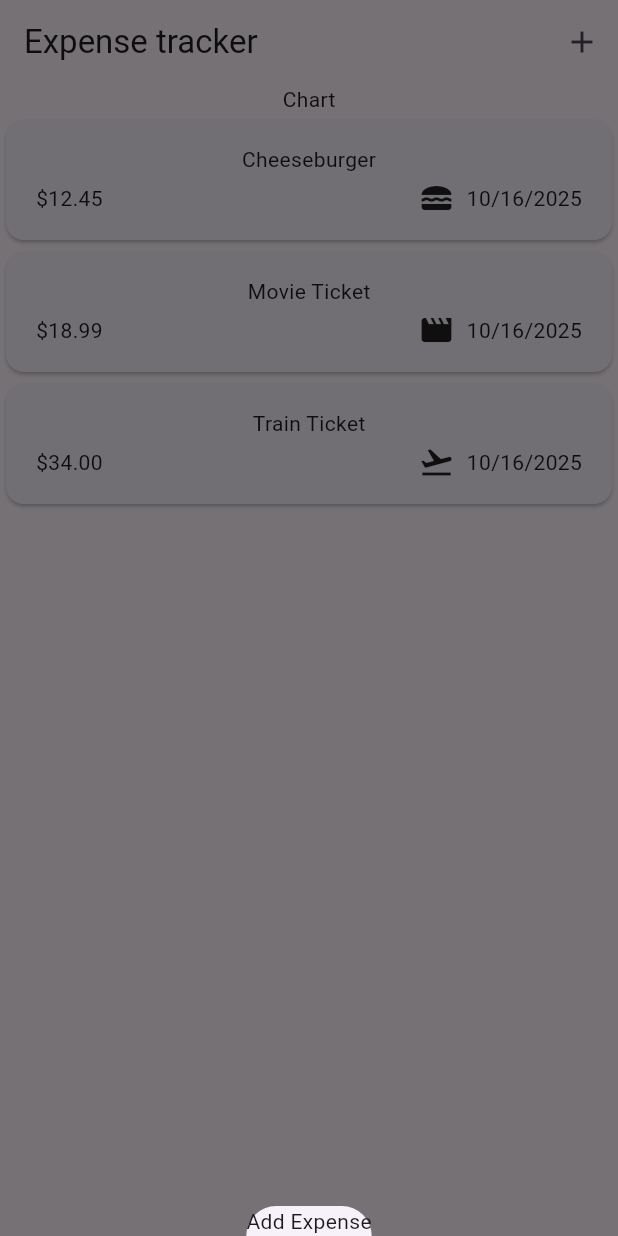
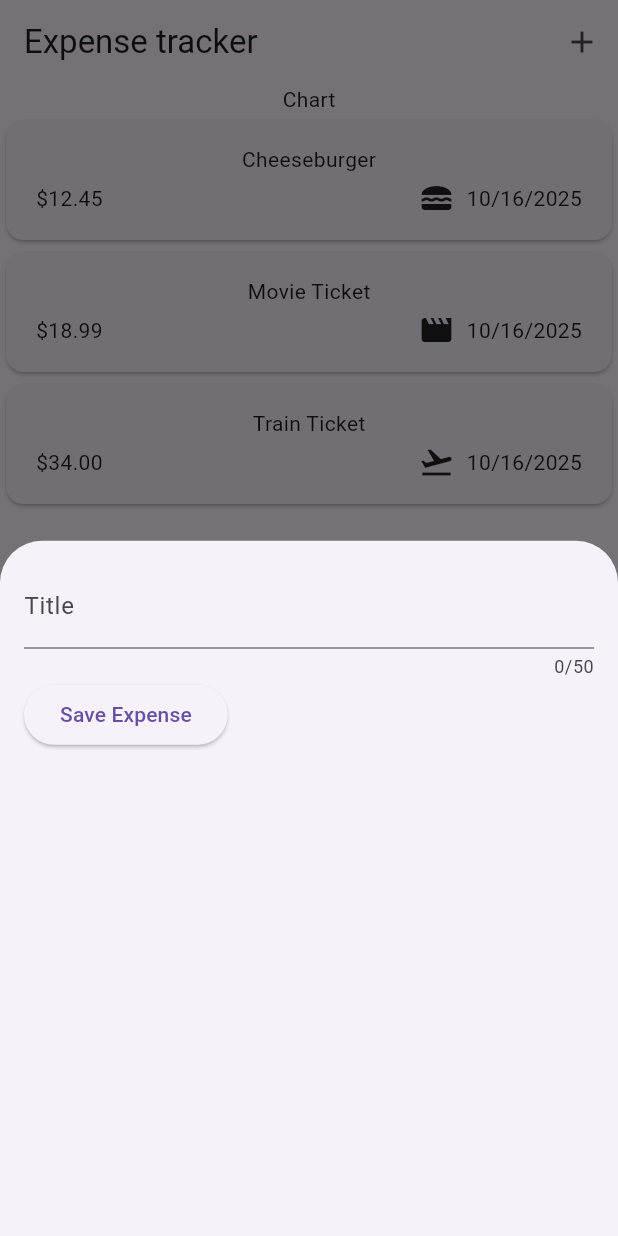
Before and after one commit to Bran108/expense_tracker, a Flutter app: the screen it shows after launch, after a tap on the "add" icon, on a phone screen of 412 x 824 dp. Run offline on Flutter 3.47's test engine with Material 3 defaults, Android fonts, the phone set to English and light mode, and no system bars.

Commit message:
added text and save button

```diff
--- a/lib/expenses.dart
+++ b/lib/expenses.dart
@@ -1,5 +1,6 @@
 import 'package:expense_tracker/expenses_list/expenses_list.dart';
 import 'package:expense_tracker/models/expense.dart';
+import 'package:expense_tracker/new_expense.dart';
 import 'package:flutter/material.dart';
 
 class Expenses extends StatefulWidget {
@@ -12,10 +13,11 @@ class Expenses extends StatefulWidget {
 
 class _ExpensesState extends State<Expenses> {
   void _openAddExpenseOverlay() {
-    showModalBottomSheet(context: context,
-    builder: (ctx) => Text('Add Expense'),
-    );
+    showModalBottomSheet(
+      context: context,
+      builder: (ctx) => NewExpense());
   }
+
   final List<Expense> _registeredExpenses = [
     Expense(
       title: 'Cheeseburger',
--- /dev/null
+++ b/lib/new_expense.dart
@@ -0,0 +1,48 @@
+import 'package:flutter/gestures.dart';
+import 'package:flutter/material.dart';
+
+class NewExpense extends StatefulWidget{
+  const NewExpense({super.key});
+
+  State<NewExpense> createState(){
+    return _NewExpenseState();
+  }
+
+}
+
+class _NewExpenseState extends State<NewExpense> {
+  final _titleController = TextEditingController();
+  @override
+  void dispose(){
+    _titleController.dispose();
+    super.dispose();
+  }
+
+@override
+Widget build(BuildContext context) {
+  return Padding(
+    padding: EdgeInsets.all(16),
+    child: Column(
+      children: [
+        TextField(
+          controller: _titleController,
+          maxLength: 50,
+          keyboardType: TextInputType.name,
+          decoration: InputDecoration(label: Text('Title')),
+          ),
+
+          Row(
+            children: [
+            ElevatedButton(
+              onPressed:(){
+                print(_titleController.text);
+              },
+              child: Text('Save Expense'),
+              ),
+            ],
+          ),
+        ],
+      ),
+    );
+  }
+}
```
